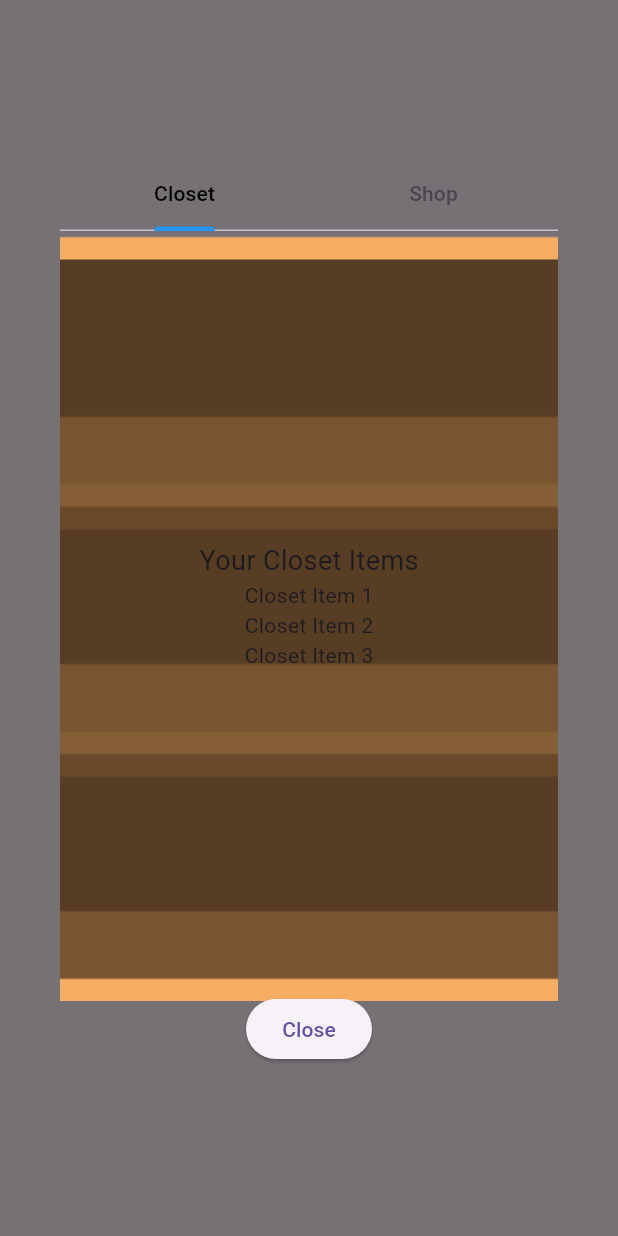
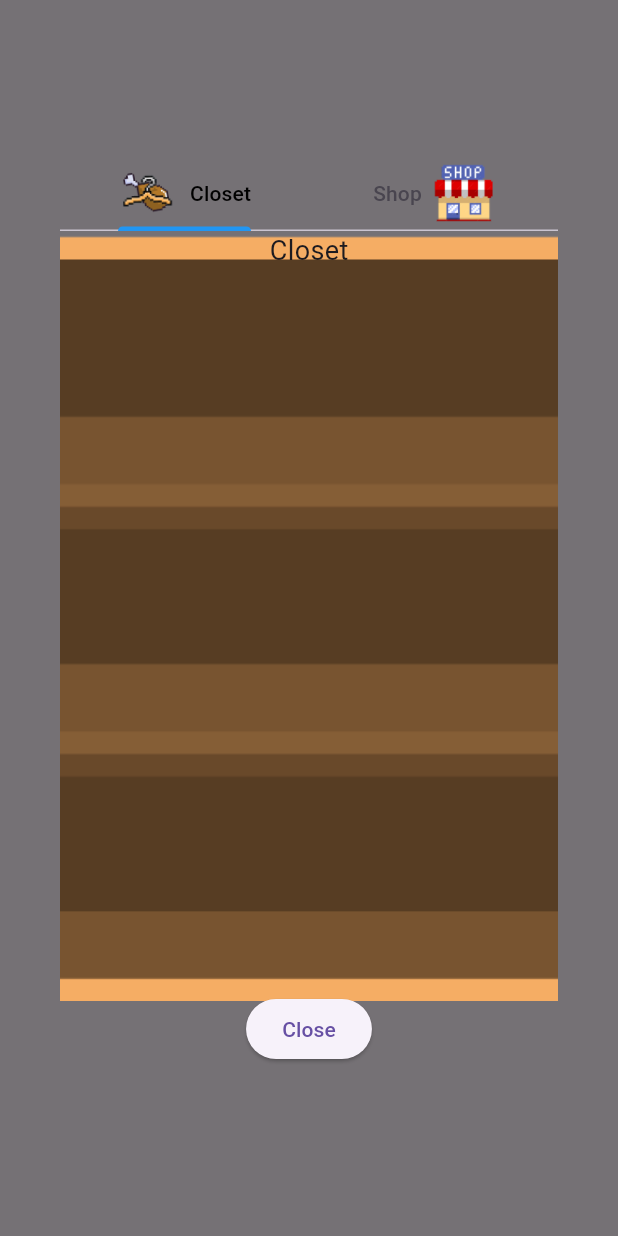
Before and after one commit to Kryptiku/ProTomo, a Flutter app: what showClosetShop() shows on an empty page, opened directly, on a phone screen of 412 x 824 dp. Run offline on Flutter 3.47's test engine with Material 3 defaults, Android fonts, the phone set to English and light mode, and no system bars; our stand-ins replace flutter_spinkit.

Commit message:
added shop and closet logo and placeholders

```diff
--- a/lib/pages/closet.dart
+++ b/lib/pages/closet.dart
@@ -38,25 +38,47 @@ void showClosetShop(BuildContext context) {
                     labelColor: Colors.black,
                     indicatorColor: Colors.blue,
                     tabs: [
-                      //i cant do shit, nagkakaerror pag ini stack ko yung images might be too big? i dont know
-                      // Tab(
-                      //   child: Row(
-                      //     mainAxisSize: MainAxisSize.min,
-                      //     children: [
-                      //       Image.asset(
-                      //         '/assets/buttons/chicken.png',
-                      //         width: 20,
-                      //         height: 20,
-                      //       ),
-                      //       SizedBox(
-                      //         width: 8,
-                      //       ),
-                      //       Text('Closet'),
-                      //     ],
-                      //   ),
-                      // ),
-                      Tab(text: 'Closet'),
-                      Tab(text: 'Shop'),
+                      Tab(
+                        child: Row(
+                          mainAxisSize: MainAxisSize.min,
+                          children: [
+                            Stack(
+                              children: [
+                                Image.asset(
+                                  'assets/buttons/chicken.png',
+                                  width: 40,
+                                  height: 40,
+                                ),
+                                Image.asset(
+                                  'assets/buttons/hanger.png',
+                                  width: 40,
+                                  height: 40,
+                                )
+                              ],
+                            ),
+                            const SizedBox(
+                              width: 8,
+                            ),
+                            const Text('Closet'),
+                          ],
+                        ),
+                      ),
+                      Tab(
+                        child: Row(
+                          mainAxisSize: MainAxisSize.min,
+                          children: [
+                            const Text('Shop'),
+                            const SizedBox(
+                              width: 8,
+                            ),
+                            Image.asset(
+                              'assets/buttons/shop.png',
+                              width: 40,
+                              height: 40,
+                            )
+                          ],
+                        ),
+                      ),
                     ],
                   ),
                   // Tab bar view for each tab content
@@ -67,32 +89,112 @@ void showClosetShop(BuildContext context) {
                         // Closet Tab
                         Center(
                           child: Column(
-                            mainAxisAlignment: MainAxisAlignment.center,
+                            mainAxisAlignment: MainAxisAlignment.start,
                             children: [
                               Text(
-                                //just placeholders for now
-                                'Your Closet Items',
+                                'Closet',
                                 style: TextStyle(fontSize: 18),
                               ),
-                              Text('Closet Item 1'),
-                              Text('Closet Item 2'),
-                              Text('Closet Item 3'),
+                              Row(
+                                children: [],
+                              )
                             ],
                           ),
                         ),
                         // Shop Tab
                         Center(
                           child: Column(
-                            mainAxisAlignment: MainAxisAlignment.center,
+                            mainAxisAlignment: MainAxisAlignment.start,
                             children: [
                               Text(
                                 'Shop Items',
                                 style: TextStyle(fontSize: 18),
                               ),
-                              // placeholders for now
-                              Text('Shop Item 1'),
-                              Text('Shop Item 2'),
-                              Text('Shop Item 3'),
+                              Row(
+                                children: [
+                                  Stack(
+                                    children: [
+                                      Image.asset(
+                                        'assets/buttons/chicken.png',
+                                        height: 70,
+                                        width: 70,
+                                      ),
+                                      Positioned(
+                                          top: 40,
+                                          child: Container(
+                                            margin: EdgeInsets.all(10),
+                                            child: Image.asset(
+                                              'assets/buttons/coin.png',
+                                              height: 20,
+                                              width: 20,
+                                            ),
+                                          )),
+                                      Positioned(
+                                        top: 40,
+                                        left: 20,
+                                        child: Container(
+                                          margin: EdgeInsets.all(10),
+                                          child: Text('40'),
+                                        ),
+                                      )
+                                    ],
+                                  ),
+                                  Stack(
+                                    children: [
+                                      Image.asset(
+                                        'assets/buttons/chicken.png',
+                                        height: 70,
+                                        width: 70,
+                                      ),
+                                      Positioned(
+                                          top: 40,
+                                          child: Container(
+                                            margin: EdgeInsets.all(10),
+                                            child: Image.asset(
+                                              'assets/buttons/coin.png',
+                                              height: 20,
+                                              width: 20,
+                                            ),
+                                          )),
+                                      Positioned(
+                                        top: 40,
+                                        left: 20,
+                                        child: Container(
+                                          margin: EdgeInsets.all(10),
+                                          child: Text('10'),
+                                        ),
+                                      )
+                                    ],
+                                  ),
+                                  Stack(
+                                    children: [
+                                      Image.asset(
+                                        'assets/buttons/chicken.png',
+                                        height: 70,
+                                        width: 70,
+                                      ),
+                                      Positioned(
+                                          top: 40,
+                                          child: Container(
+                                            margin: EdgeInsets.all(10),
+                                            child: Image.asset(
+                                              'assets/buttons/coin.png',
+                                              height: 20,
+                                              width: 20,
+                                            ),
+                                          )),
+                                      Positioned(
+                                        top: 40,
+                                        left: 20,
+                                        child: Container(
+                                          margin: EdgeInsets.all(10),
+                                          child: Text('50'),
+                                        ),
+                                      )
+                                    ],
+                                  ),
+                                ],
+                              )
                             ],
                           ),
                         ),
--- a/lib/pages/focus_mode.dart
+++ b/lib/pages/focus_mode.dart
@@ -23,7 +23,8 @@ class RotatingKnob extends StatefulWidget {
 }
 
 class _RotatingKnobState extends State<RotatingKnob> {
-  double angle = 0.0; // Angle in radians for tracking the small circle's position
+  double angle =
+      0.0; // Angle in radians for tracking the small circle's position
 
   @override
   Widget build(BuildContext context) {
@@ -54,7 +55,8 @@ class _RotatingKnobState extends State<RotatingKnob> {
               'assets/big_bubble.png',
               // Container(
               width: radius * 2,
-              height: radius * 2,),
+              height: radius * 2,
+            ),
             //   decoration: BoxDecoration(
             //     shape: BoxShape.circle,
             //     color: Colors.blue[300],
--- a/lib/pages/home.dart
+++ b/lib/pages/home.dart
@@ -98,6 +98,15 @@ class Home extends StatelessWidget {
                     children: [
                       Column(
                         children: [
+                          Image.asset(
+                            'assets/buttons/coin.png',
+                            height: 45,
+                            fit: BoxFit.contain,
+                          ),
+                          const SizedBox(
+                            width: 25,
+                            height: 25,
+                          ),
                           GestureDetector(
                               onTap: () => showClosetShop(context),
                               child: SizedBox(
@@ -107,13 +116,6 @@ class Home extends StatelessWidget {
                                   'assets/buttons/briefcase.png',
                                 ),
                               )),
-                          SizedBox(
-                            width: 60,
-                            height: 60,
-                            child: Image.asset(
-                              'assets/buttons/settings.png',
-                            ),
-                          ),
                         ],
                       )
                     ],
```
Also changed, not shown: assets/buttons/shop.png (added). Lines whose indentation alone changed are shown as unchanged.
